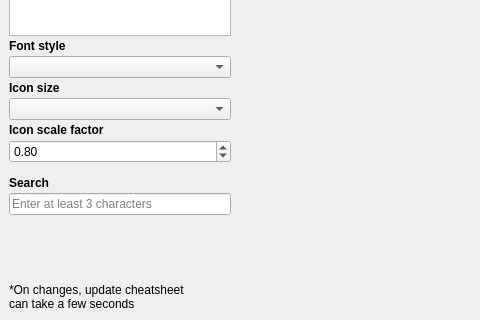
Above: sample/WidgetCheatSheet.ui from philvl/ZFontIcon before the change; both pictures show x 0 to 480 and y 280 to 600 of the 1024 by 600 pixel window. Below: the same form after it.
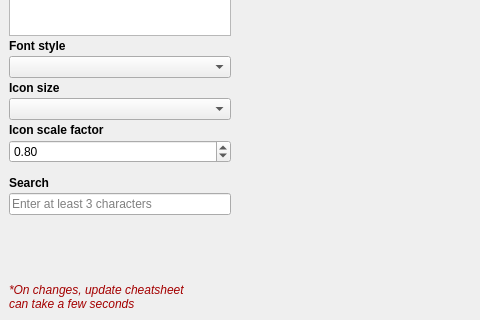
That is the form after the change.

Diff of the .ui file:
```diff
--- a/sample/WidgetCheatSheet.ui
+++ b/sample/WidgetCheatSheet.ui
@@ -225,7 +225,7 @@
       <item>
        <widget class="QLabel" name="labelInfo">
         <property name="text">
-         <string>*On changes, update cheatsheet&lt;br/&gt; can take a few seconds</string>
+         <string>&lt;span style=&quot; font-style:italic; color:#a40000;&quot;&gt;*On changes, update cheatsheet&lt;br/&gt;can take a few seconds&lt;/span&gt;</string>
         </property>
         <property name="wordWrap">
          <bool>true</bool>
```
Left out of the diff: 6 changed lines with no effect on the pictures.
